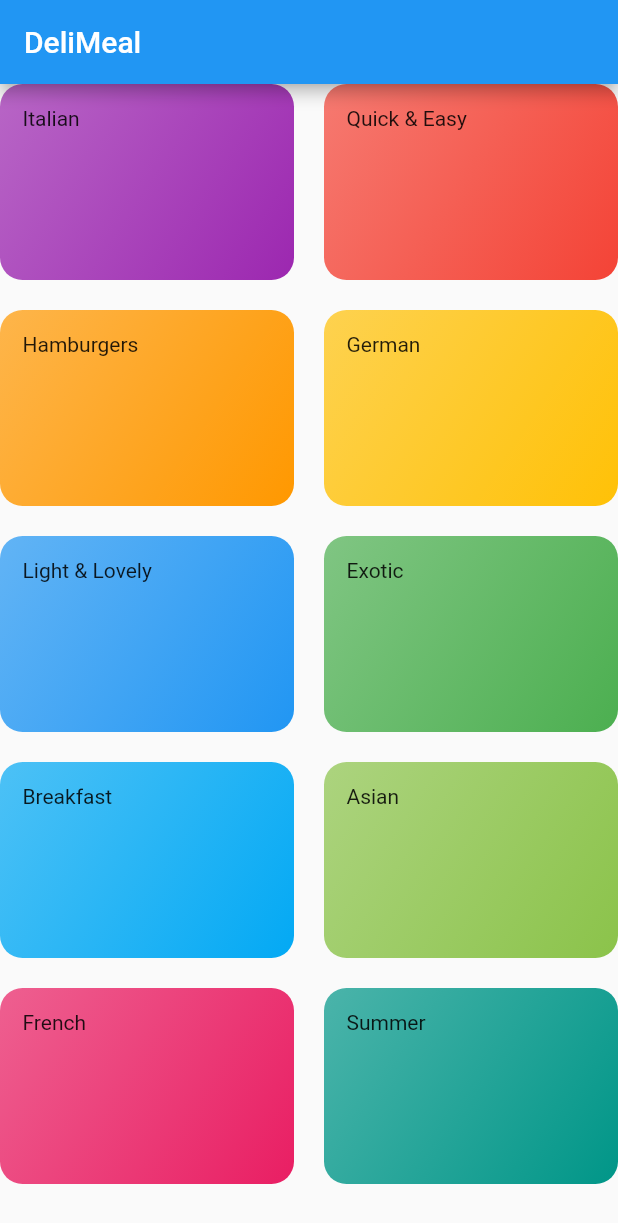
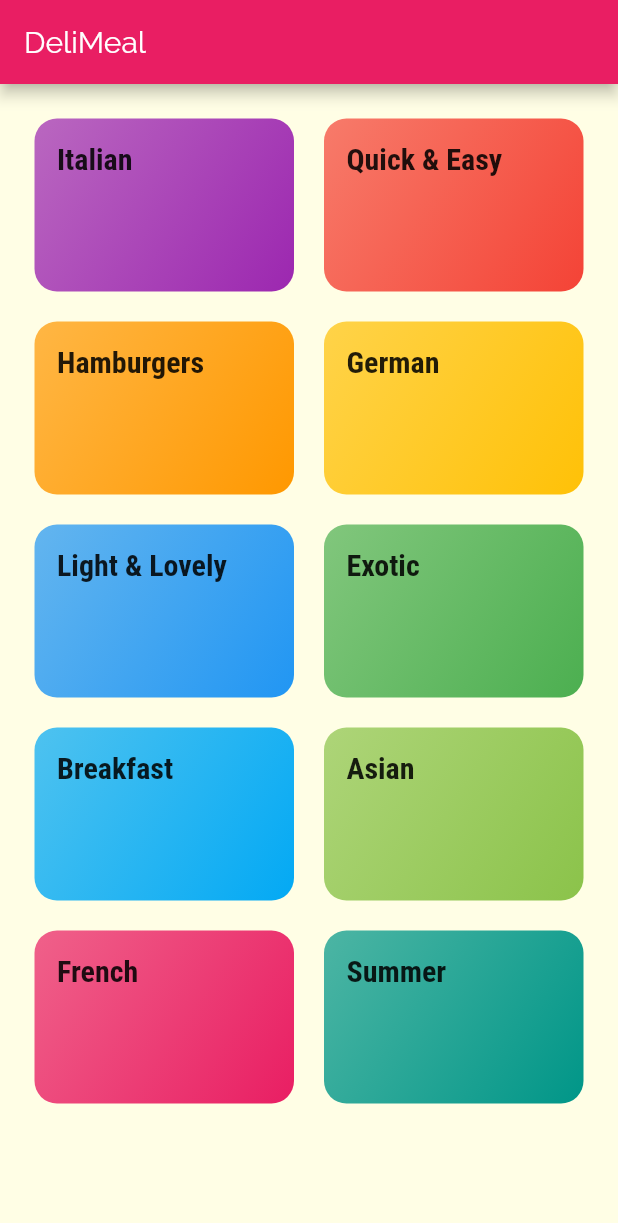
Before and after one commit to jaypatankar/meals-app, a Flutter app: the screen it shows after launch, on a phone screen of 412 x 824 dp. Shown: the top 1223 px of the screen. Run offline on Flutter 3.47's test engine with Material 2 defaults, Android fonts, the phone set to English and light mode, and no system bars.

Commit message:
Fonts and Adding Theme

```diff
--- a/lib/categories_screen.dart
+++ b/lib/categories_screen.dart
@@ -10,6 +10,7 @@ class CategoriesScreen extends StatelessWidget {
         title: const Text("DeliMeal"),
       ),
       body: GridView(
+        padding: const EdgeInsets.all(23),
         gridDelegate: SliverGridDelegateWithMaxCrossAxisExtent(
             maxCrossAxisExtent: 200,
             childAspectRatio: 3 / 2,
--- a/lib/category_item.dart
+++ b/lib/category_item.dart
@@ -10,7 +10,10 @@ class CategoryItem extends StatelessWidget {
   Widget build(BuildContext context) {
     return Container(
       padding: const EdgeInsets.all(15),
-      child: Text(title),
+      child: Text(
+        title,
+        style: Theme.of(context).textTheme.title,
+      ),
       decoration: BoxDecoration(
           gradient: LinearGradient(colors: [
             color.withOpacity(0.7),
--- a/lib/main.dart
+++ b/lib/main.dart
@@ -1,3 +1,5 @@
+import 'dart:ui';
+
 import 'package:flutter/material.dart';
 import 'package:meals_app/categories_screen.dart';
 
@@ -9,8 +11,17 @@ class MyApp extends StatelessWidget {
     return MaterialApp(
       title: 'DeliMeals',
       theme: ThemeData(
-        primarySwatch: Colors.blue,
-      ),
+          primarySwatch: Colors.pink,
+          accentColor: Colors.amber,
+          canvasColor: Color.fromRGBO(255, 254, 229, 1),
+          fontFamily: 'Raleway',
+          textTheme: ThemeData.light().textTheme.copyWith(
+              body1: TextStyle(color: Color.fromRGBO(20, 51, 51, 1)),
+              body2: TextStyle(color: Color.fromRGBO(20, 51, 51, 1)),
+              title: TextStyle(
+                  fontSize: 20,
+                  fontFamily: 'RobotoCondensed',
+                  fontWeight: FontWeight.bold))),
       home: CategoriesScreen(),
     );
   }
```
Also changed, not shown: pubspec.yaml (+24 -6 lines), assets/fonts/Raleway-Black.ttf (added), assets/fonts/Raleway-Bold.ttf (added), assets/fonts/Raleway-Regular.ttf (added), assets/fonts/RobotoCondensed-Bold.ttf (added), assets/fonts/RobotoCondensed-Italic.ttf (added), assets/fonts/RobotoCondensed-Light.ttf (added), assets/fonts/RobotoCondensed-Regular.ttf (added).
